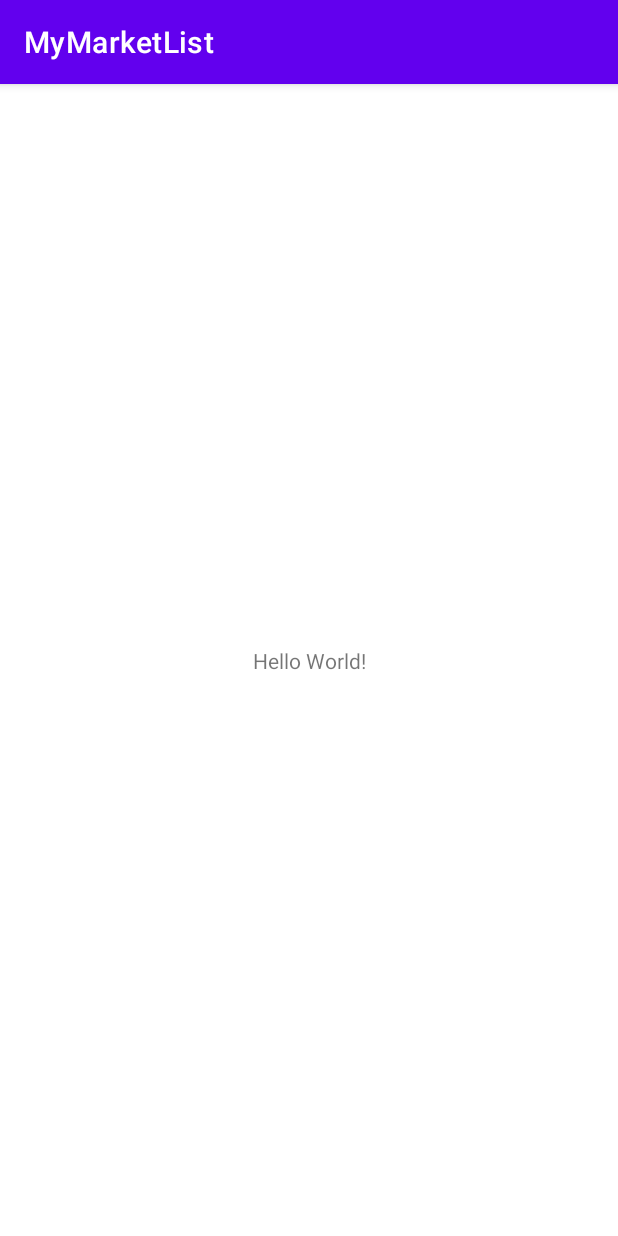
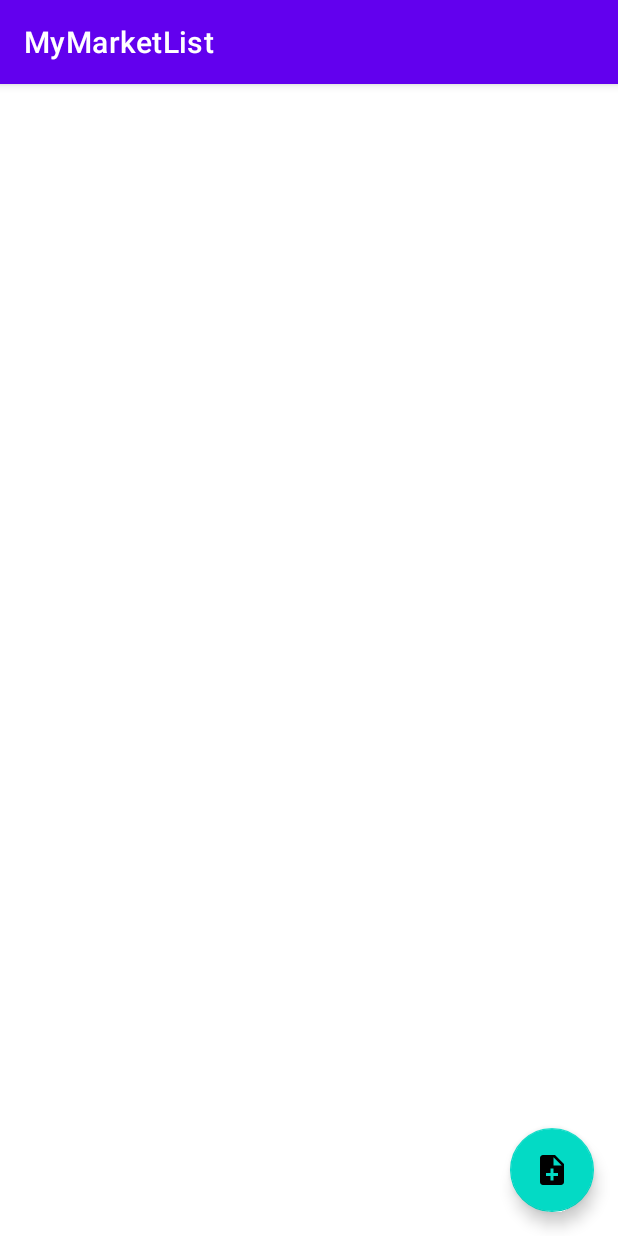
Before and after one commit to martinsfelipemartins/MyMarketList, an Android app: the screen it shows after launch (MainActivity before the commit, NoteContentActivity after it), on a phone screen of 412 x 824 dp. Run offline under Robolectric (Android 15) with nearby library versions, the phone set to English and light mode, and no system bars.

Commit message:
create usecases

```diff
--- a/app/build.gradle
+++ b/app/build.gradle
@@ -41,6 +41,8 @@ dependencies {
     implementation 'androidx.appcompat:appcompat:1.5.1'
     implementation 'com.google.android.material:material:1.6.1'
     implementation 'androidx.constraintlayout:constraintlayout:2.1.4'
+    implementation 'androidx.lifecycle:lifecycle-livedata-ktx:2.5.1'
+    implementation 'androidx.lifecycle:lifecycle-viewmodel-ktx:2.5.1'
     testImplementation 'junit:junit:4.13.2'
     androidTestImplementation 'androidx.test.ext:junit:1.1.3'
     androidTestImplementation 'androidx.test.espresso:espresso-core:3.4.0'
--- a/app/src/main/AndroidManifest.xml
+++ b/app/src/main/AndroidManifest.xml
@@ -13,8 +13,9 @@
         android:supportsRtl="true"
         android:theme="@style/Theme.MyMarketList"
         tools:targetApi="31">
+
         <activity
-            android:name=".presentation.view.MainActivity"
+            android:name=".presentation.view.NoteContentActivity"
             android:exported="true">
             <intent-filter>
                 <action android:name="android.intent.action.MAIN" />
--- a/app/src/main/java/com/example/mymarketlist/presentation/adapters/NoteContentAdapter.kt
+++ b/app/src/main/java/com/example/mymarketlist/presentation/adapters/NoteContentAdapter.kt
@@ -8,7 +8,7 @@ import androidx.recyclerview.widget.RecyclerView
 import com.example.mymarketlist.databinding.ItemContentBinding
 import com.example.mymarketlist.presentation.vo.NoteContentVO
 
-class NoteContentAdapter(private val click: (NoteContentVO) -> Unit) :
+class NoteContentAdapter :
     ListAdapter<NoteContentVO, NoteContentAdapter.NoteContentViewHolder>(DIFF_LIST) {
 
 
@@ -26,7 +26,7 @@ class NoteContentAdapter(private val click: (NoteContentVO) -> Unit) :
 
         fun bind(noteContentVO: NoteContentVO) {
             itemBinding.run {
-                checkboxContent.text = noteContentVO.content
+
                 checkboxContent.isChecked = noteContentVO.isChecked
             }
         }
--- a/app/src/main/java/com/example/mymarketlist/presentation/view/MainActivity.kt
+++ /dev/null
@@ -1,12 +0,0 @@
-package com.example.mymarketlist.presentation.view
-
-import androidx.appcompat.app.AppCompatActivity
-import android.os.Bundle
-import com.example.mymarketlist.R
-
-class MainActivity : AppCompatActivity() {
-    override fun onCreate(savedInstanceState: Bundle?) {
-        super.onCreate(savedInstanceState)
-        setContentView(R.layout.activity_main)
-    }
-}
--- /dev/null
+++ b/app/src/main/java/com/example/mymarketlist/presentation/view/NoteContentActivity.kt
@@ -0,0 +1,19 @@
+package com.example.mymarketlist.presentation.view
+
+import androidx.appcompat.app.AppCompatActivity
+import android.os.Bundle
+import com.example.mymarketlist.R
+
+class NoteContentActivity : AppCompatActivity() {
+
+    override fun onCreate(savedInstanceState: Bundle?) {
+        super.onCreate(savedInstanceState)
+        setContentView(R.layout.activity_note_content)
+        if (savedInstanceState == null) {
+            supportFragmentManager.beginTransaction().replace(
+                R.id.container,
+                NoteContentFragment.newInstance()
+            ).commitNow()
+        }
+    }
+}
--- /dev/null
+++ b/app/src/main/java/com/example/mymarketlist/presentation/view/NoteContentFragment.kt
@@ -0,0 +1,63 @@
+package com.example.mymarketlist.presentation.view
+
+import android.os.Bundle
+import androidx.fragment.app.Fragment
+import android.view.LayoutInflater
+import android.view.View
+import android.view.ViewGroup
+import androidx.recyclerview.widget.DividerItemDecoration
+import androidx.recyclerview.widget.LinearLayoutManager
+import com.example.mymarketlist.databinding.FragmentNoteContentBinding
+import com.example.mymarketlist.presentation.adapters.NoteContentAdapter
+import com.example.mymarketlist.presentation.vo.NoteContentVO
+
+class NoteContentFragment : Fragment(){
+
+    companion object {
+        fun newInstance() = NoteContentFragment()
+    }
+
+    private var contentList = mutableListOf<NoteContentVO>()
+
+    private val contentAdapter by lazy {
+        NoteContentAdapter().apply {
+            submitList(contentList)
+        }
+    }
+
+    private lateinit var binding: FragmentNoteContentBinding
+
+    override fun onCreateView(
+        inflater: LayoutInflater, container: ViewGroup?,
+        savedInstanceState: Bundle?
+    ): View {
+        binding = FragmentNoteContentBinding.inflate(layoutInflater, container, false)
+        // Inflate the layout for this fragment
+        return binding.root
+
+    }
+
+    override fun onViewCreated(view: View, savedInstanceState: Bundle?) {
+        super.onViewCreated(view, savedInstanceState)
+        setupAdapter()
+        setupFloatingButton()
+    }
+
+
+    private fun setupAdapter() {
+        with(binding.recyclerViewContent) {
+            adapter = contentAdapter
+            layoutManager = LinearLayoutManager(context)
+            addItemDecoration(DividerItemDecoration(context, DividerItemDecoration.VERTICAL))
+        }
+    }
+
+
+
+    private fun setupFloatingButton(){
+        binding.floatingActionButton.setOnClickListener {
+            contentList.add(NoteContentVO("", "", false))
+            setupAdapter()
+        }
+    }
+}
--- a/app/src/main/java/com/example/mymarketlist/presentation/vo/NoteContentVO.kt
+++ b/app/src/main/java/com/example/mymarketlist/presentation/vo/NoteContentVO.kt
@@ -1,7 +1,7 @@
 package com.example.mymarketlist.presentation.vo
 
 data class NoteContentVO(
-    val contentId: Long,
+    val contentId: String,
     val content: String?,
     val isChecked: Boolean = false
 )
--- /dev/null
+++ b/app/src/main/res/drawable/ic_note_add.xml
@@ -0,0 +1,5 @@
+<vector android:autoMirrored="true" android:height="24dp"
+    android:tint="#000000" android:viewportHeight="24"
+    android:viewportWidth="24" android:width="24dp" xmlns:android="http://schemas.android.com/apk/res/android">
+    <path android:fillColor="@android:color/white" android:pathData="M14,2L6,2c-1.1,0 -1.99,0.9 -1.99,2L4,20c0,1.1 0.89,2 1.99,2L18,22c1.1,0 2,-0.9 2,-2L20,8l-6,-6zM16,16h-3v3h-2v-3L8,16v-2h3v-3h2v3h3v2zM13,9L13,3.5L18.5,9L13,9z"/>
+</vector>
--- a/app/src/main/res/layout/activity_main.xml
+++ /dev/null
@@ -1,18 +0,0 @@
-<?xml version="1.0" encoding="utf-8"?>
-<androidx.constraintlayout.widget.ConstraintLayout xmlns:android="http://schemas.android.com/apk/res/android"
-    xmlns:app="http://schemas.android.com/apk/res-auto"
-    xmlns:tools="http://schemas.android.com/tools"
-    android:layout_width="match_parent"
-    android:layout_height="match_parent"
-    tools:context=".presentation.view.MainActivity">
-
-    <TextView
-        android:layout_width="wrap_content"
-        android:layout_height="wrap_content"
-        android:text="Hello World!"
-        app:layout_constraintBottom_toBottomOf="parent"
-        app:layout_constraintEnd_toEndOf="parent"
-        app:layout_constraintStart_toStartOf="parent"
-        app:layout_constraintTop_toTopOf="parent" />
-
-</androidx.constraintlayout.widget.ConstraintLayout>
--- /dev/null
+++ b/app/src/main/res/layout/activity_note_content.xml
@@ -0,0 +1,9 @@
+<?xml version="1.0" encoding="utf-8"?>
+<FrameLayout xmlns:android="http://schemas.android.com/apk/res/android"
+    xmlns:tools="http://schemas.android.com/tools"
+    android:id="@+id/container"
+    android:layout_width="match_parent"
+    android:layout_height="match_parent"
+    tools:context=".presentation.view.NoteContentActivity">
+
+</FrameLayout>
--- a/app/src/main/res/layout/fragment_note_details.xml
+++ b/app/src/main/res/layout/fragment_note_content.xml
@@ -4,15 +4,19 @@
     xmlns:tools="http://schemas.android.com/tools"
     android:layout_width="match_parent"
     android:layout_height="match_parent"
-    tools:context=".presentation.view.NoteDetailsFragment">
+    tools:context=".presentation.view.NoteContentFragment">
 
-    <com.google.android.material.textfield.TextInputEditText
-        android:id="@+id/editTextTitle"
-        android:layout_width="match_parent"
+    <com.google.android.material.floatingactionbutton.FloatingActionButton
+        android:id="@+id/floatingActionButton"
+        android:layout_width="wrap_content"
         android:layout_height="wrap_content"
-        app:layout_constraintEnd_toEndOf="parent"
-        app:layout_constraintStart_toStartOf="parent"
-        app:layout_constraintTop_toTopOf="parent" />
+        android:layout_marginEnd="16dp"
+        android:layout_marginBottom="16dp"
+        android:clickable="true"
+        android:src="@drawable/ic_note_add"
+        app:layout_constraintBottom_toBottomOf="@+id/recyclerViewContent"
+        app:layout_constraintEnd_toEndOf="parent" />
+
 
     <androidx.recyclerview.widget.RecyclerView
         android:id="@+id/recyclerViewContent"
@@ -22,5 +26,5 @@
         app:layout_constraintBottom_toBottomOf="parent"
         app:layout_constraintEnd_toEndOf="parent"
         app:layout_constraintStart_toStartOf="parent"
-        app:layout_constraintTop_toBottomOf="@+id/editTextTitle" />
+        app:layout_constraintTop_toTopOf="parent" />
 </androidx.constraintlayout.widget.ConstraintLayout>
--- a/app/src/main/res/layout/item_content.xml
+++ b/app/src/main/res/layout/item_content.xml
@@ -8,10 +8,10 @@
         android:id="@+id/checkboxContent"
         android:layout_width="wrap_content"
         android:layout_height="wrap_content"
-        app:layout_constraintStart_toStartOf="parent"
+         app:layout_constraintStart_toStartOf="parent"
         app:layout_constraintTop_toTopOf="parent" />
 
-    <com.google.android.material.textview.MaterialTextView
+    <EditText
         android:id="@+id/contentText"
         android:layout_width="0dp"
         android:layout_height="wrap_content"
```
Also changed, not shown: app/src/main/java/com/example/mymarketlist/converter/NoteContentConverter.kt (added, +14 -0 lines), app/src/main/java/com/example/mymarketlist/presentation/view/NoteDetailsFragment.kt (deleted, +0 -19 lines), 2 other files.
